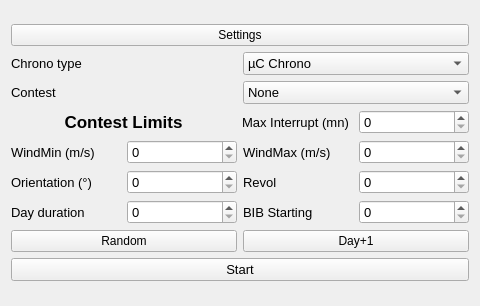
Old version of the form F3FChrono/gui/WConfig.ui in the repository jomarin38/F3FChrono.
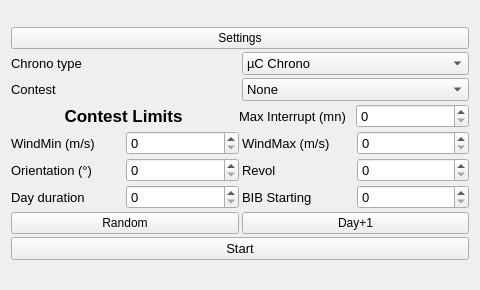
New version of the form.

Patch:
```diff
--- a/F3FChrono/gui/WConfig.ui
+++ b/F3FChrono/gui/WConfig.ui
@@ -7,13 +7,22 @@
     <x>0</x>
     <y>0</y>
     <width>480</width>
-    <height>306</height>
+    <height>290</height>
    </rect>
   </property>
   <property name="windowTitle">
    <string>Form</string>
   </property>
   <layout class="QGridLayout" name="gridLayout">
+   <property name="topMargin">
+    <number>1</number>
+   </property>
+   <property name="bottomMargin">
+    <number>3</number>
+   </property>
+   <property name="spacing">
+    <number>3</number>
+   </property>
    <item row="0" column="0">
     <layout class="QVBoxLayout" name="verticalLayout">
      <item>
```
